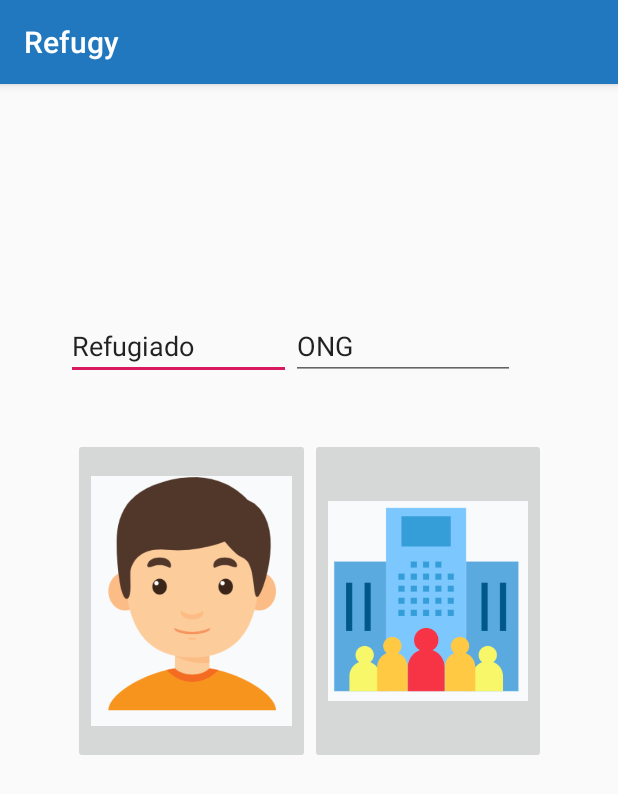
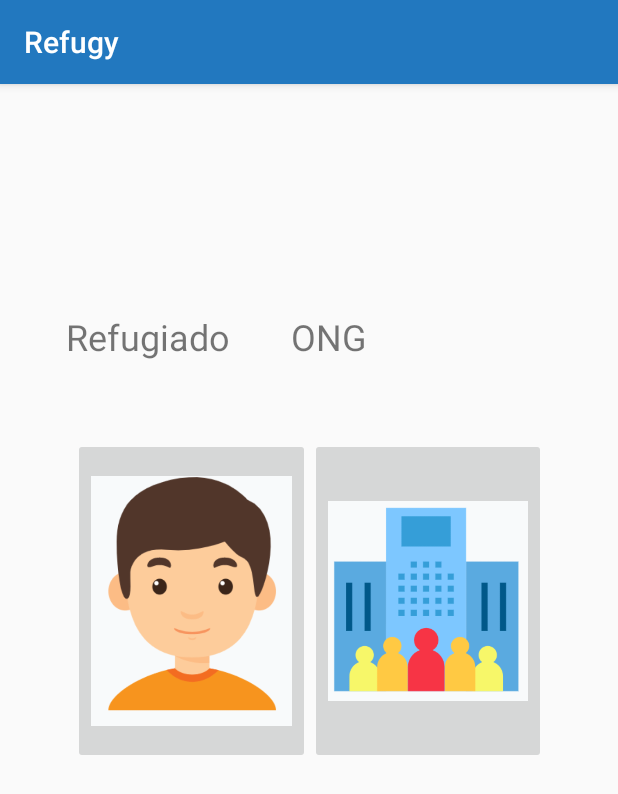
Before and after one commit to williammorenop/hackatrix---silver, an Android app: the screen it shows after launch (PrincipalActivity), on a phone screen of 412 x 824 dp. Shown: the top 794 px of the screen. Run offline under Robolectric (Android 15) with nearby library versions, the phone set to English and light mode, and no system bars.

Commit message:
update interface

```diff
--- a/app/src/main/res/layout/activity_log_in.xml
+++ b/app/src/main/res/layout/activity_log_in.xml
@@ -13,7 +13,7 @@
         android:layout_width="wrap_content"
         android:layout_height="wrap_content"
         android:layout_marginTop="16dp"
-        android:text="@string/log_in"
+        android:text="Registrar ONG"
         android:textSize="24sp"
         android:textStyle="bold"
         app:layout_constraintBottom_toBottomOf="parent"
--- a/app/src/main/res/layout/activity_principal.xml
+++ b/app/src/main/res/layout/activity_principal.xml
@@ -24,23 +24,25 @@
         app:layout_constraintStart_toStartOf="parent"
         app:layout_constraintTop_toTopOf="parent">
 
-        <EditText
+        <TextView
             android:id="@+id/editText6"
             android:layout_width="wrap_content"
             android:layout_height="wrap_content"
             android:layout_weight="1"
             android:ems="10"
             android:inputType="textPersonName"
-            android:text="Refugiado" />
+            android:text="Refugiado"
+            android:textSize="24sp" />
 
-        <EditText
+        <TextView
             android:id="@+id/editText7"
             android:layout_width="wrap_content"
             android:layout_height="wrap_content"
             android:layout_weight="1"
             android:ems="10"
             android:inputType="textPersonName"
-            android:text="ONG" />
+            android:text="ONG"
+            android:textSize="24sp" />
     </LinearLayout>
 
     <LinearLayout
```
